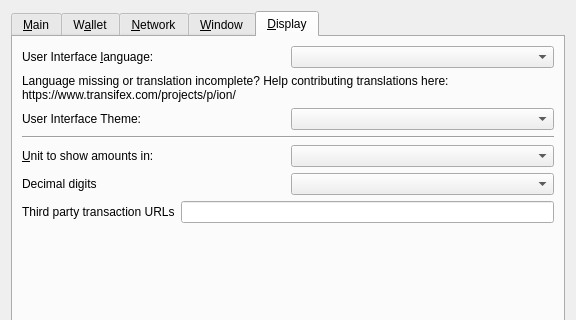
ioncoincore/ion-bitbucket, file src/qt/forms/optionsdialog.ui: the form before one commit; both pictures show x 0 to 576 and y 0 to 320 of the 576 by 463 pixel window.
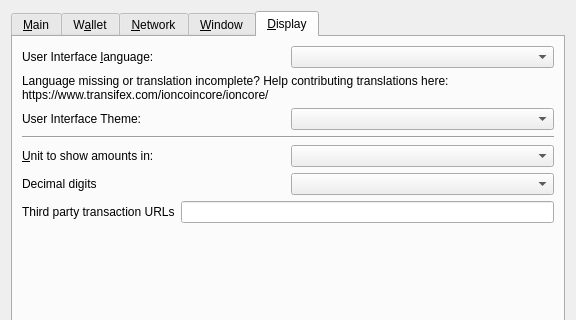
The form after the commit. The open tabs and pages were chosen to show the change. Custom widgets are drawn as their Qt base class.

The edit to the form file:
```diff
--- a/src/qt/forms/optionsdialog.ui
+++ b/src/qt/forms/optionsdialog.ui
@@ -713,7 +713,7 @@
          </property>
          <property name="text">
           <string>Language missing or translation incomplete? Help contributing translations here:
-https://www.transifex.com/projects/p/ion/</string>
+https://www.transifex.com/ioncoincore/ioncore/</string>
          </property>
          <property name="wordWrap">
           <bool>true</bool>
```
